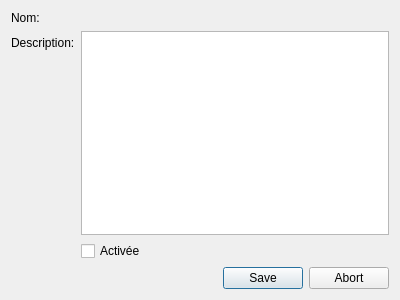
Before: the Qt Designer form InfoDynamiqueQt/Vues/vuegestionaction.ui in AlexandreGirardin/ProjetAnalyse, drawn with Qt 5.
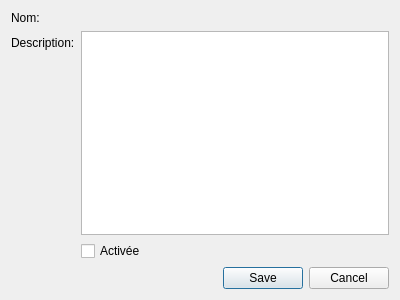
After: the same form once the commit is applied.

```diff
--- a/InfoDynamiqueQt/Vues/vuegestionaction.ui
+++ b/InfoDynamiqueQt/Vues/vuegestionaction.ui
@@ -45,7 +45,7 @@
    <item>
     <widget class="QDialogButtonBox" name="buttonBox">
      <property name="standardButtons">
-      <set>QDialogButtonBox::Abort|QDialogButtonBox::Save</set>
+      <set>QDialogButtonBox::Cancel|QDialogButtonBox::Save</set>
      </property>
     </widget>
    </item>
```
